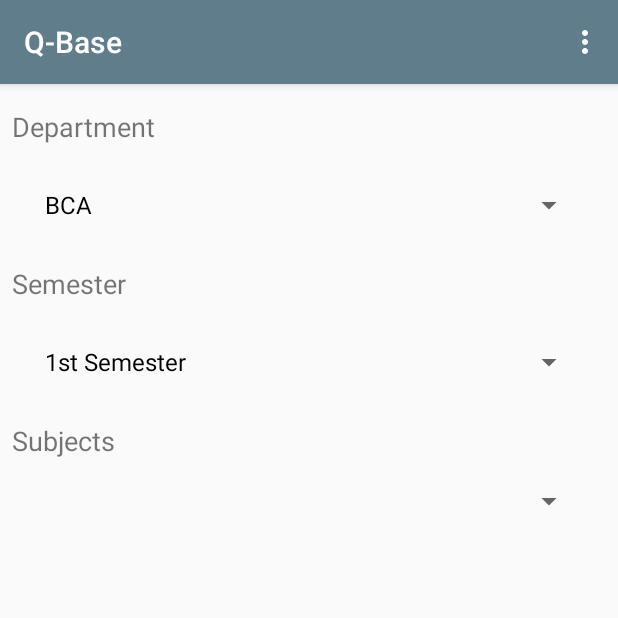
After one commit to Rondaul/QBase, an Android app: the QuestionSearchActivity screen opened directly, with no data from a screen before it, on a phone screen of 412 x 824 dp, the top half of it. The commit adds this screen. Run offline under Robolectric (Android 15) with nearby library versions, the phone set to English and light mode, and no system bars; our stand-ins replace ButterKnife.

Commit message:
Added Logout option and progress bar and user login info storage.

```diff
--- /dev/null
+++ b/app/src/main/java/com/rontrix/android/q_base/QuestionSearchActivity.java
@@ -0,0 +1,79 @@
+package com.rontrix.android.q_base;
+
+import android.content.Context;
+import android.content.Intent;
+import android.content.SharedPreferences;
+import android.os.Bundle;
+import android.support.v7.app.AppCompatActivity;
+import android.util.Log;
+import android.view.Menu;
+import android.view.MenuItem;
+import android.view.View;
+import android.widget.AdapterView;
+import android.widget.ArrayAdapter;
+import android.widget.Spinner;
+
+import butterknife.ButterKnife;
+import butterknife.InjectView;
+
+public class QuestionSearchActivity extends AppCompatActivity implements AdapterView.OnItemSelectedListener {
+
+    @InjectView(R.id.department_spinner) Spinner mDepartmentSpinner;
+    @InjectView(R.id.semester_spinner) Spinner mSemesterSpinner;
+    @InjectView(R.id.subject_spinner) Spinner mSubjectsSpinner;
+
+    @Override
+    protected void onCreate(Bundle savedInstanceState) {
+        super.onCreate(savedInstanceState);
+        setContentView(R.layout.activity_question_search);
+        ButterKnife.inject(this);
+
+        //Create an array adapter from the array resouce
+        ArrayAdapter mDepartmentAdapter = ArrayAdapter.createFromResource(this,
+                R.array.departments, android.R.layout.simple_spinner_dropdown_item);
+
+        //Set the adapter for department spinner
+        mDepartmentSpinner.setAdapter(mDepartmentAdapter);
+        mDepartmentSpinner.setOnItemSelectedListener(this);
+
+    }
+
+    @Override
+    public void onItemSelected(AdapterView<?> parent, View view, int position, long id) {
+        ArrayAdapter mSemesterAdapter = ArrayAdapter.createFromResource(this,
+                R.array.semesters, android.R.layout.simple_spinner_dropdown_item);
+        mSemesterSpinner.setAdapter(mSemesterAdapter);
+
+        Log.d("Spinner value", mDepartmentSpinner.getSelectedItem().toString());
+    }
+
+    @Override
+    public void onNothingSelected(AdapterView<?> parent) {
+
+    }
+
+    @Override
+    public boolean onCreateOptionsMenu(Menu menu) {
+        getMenuInflater().inflate(R.menu.menu,menu);
+        return true;
+    }
+
+    @Override
+    public boolean onOptionsItemSelected(MenuItem item) {
+        int selectedId = item.getItemId();
+
+        /**If selected item matches R.id.action_logout, then
+         * change the value of sharepreference key="isLogin" to false
+         * and save it and start the loginActivity
+         */
+        if(selectedId == R.id.action_logout) {
+            SharedPreferences sharedPreferences = getSharedPreferences("myPref", Context.MODE_PRIVATE);
+            SharedPreferences.Editor editor = sharedPreferences.edit();
+            editor.putBoolean("isLogin", false);
+            editor.apply();
+            startActivity(new Intent(this, LoginActivity.class));
+            finish();
+        }
+        return super.onOptionsItemSelected(item);
+    }
+}
--- a/app/src/main/java/com/rontrix/android/q_base/RegisterActivity.java
+++ b/app/src/main/java/com/rontrix/android/q_base/RegisterActivity.java
@@ -8,6 +8,7 @@ import android.util.Patterns;
 import android.view.View;
 import android.widget.Button;
 import android.widget.EditText;
+import android.widget.ProgressBar;
 import android.widget.Toast;
 
 import butterknife.ButterKnife;
@@ -22,6 +23,7 @@ public class RegisterActivity extends AppCompatActivity {
     @InjectView(R.id.register_email) EditText mRegEmailEditText;
     @InjectView(R.id.register_password) EditText mRegPasswordEditText;
     @InjectView(R.id.btnRegister) Button mRegisterButton;
+    @InjectView(R.id.register_progress_bar) ProgressBar mRegisterProgressBar;
 
     //BackgroundTask input parameters
     String name;
@@ -65,7 +67,8 @@ public class RegisterActivity extends AppCompatActivity {
         if(!validate()) {
             registerFailed();
         } else {
-            BackgroundTask backgroundTask = new BackgroundTask(this);
+            //start Background AsyncTask if validate is successful
+            BackgroundTask backgroundTask = new BackgroundTask(this, mRegisterProgressBar);
             backgroundTask.execute(type, email, password, name);
         }
     }
--- a/app/src/main/res/layout/activity_login.xml
+++ b/app/src/main/res/layout/activity_login.xml
@@ -66,11 +66,12 @@
     </LinearLayout>
 
     <ProgressBar
-        android:id="@+id/progressBar"
+        android:id="@+id/login_progress_bar"
         style="?android:attr/progressBarStyle"
         android:layout_width="wrap_content"
         android:layout_height="wrap_content"
-        android:layout_gravity="center"
+        android:layout_gravity="bottom|center"
+        android:background="@xml/progress"
         android:visibility="gone"/>
 
 </FrameLayout>
--- /dev/null
+++ b/app/src/main/res/layout/activity_question_search.xml
@@ -0,0 +1,78 @@
+<?xml version="1.0" encoding="utf-8"?>
+<android.support.constraint.ConstraintLayout
+    xmlns:android="http://schemas.android.com/apk/res/android"
+    xmlns:app="http://schemas.android.com/apk/res-auto"
+    xmlns:tools="http://schemas.android.com/tools"
+    android:layout_width="match_parent"
+    android:layout_height="match_parent"
+    tools:context="com.rontrix.android.q_base.QuestionSearchActivity">
+
+    <Spinner
+        android:id="@+id/department_spinner"
+        android:layout_width="368dp"
+        android:layout_height="wrap_content"
+        android:layout_marginTop="16dp"
+        app:layout_constraintLeft_toLeftOf="parent"
+        app:layout_constraintRight_toRightOf="parent"
+        app:layout_constraintTop_toBottomOf="@+id/department_textview"/>
+
+    <TextView
+        android:id="@+id/department_textview"
+        android:layout_width="0dp"
+        android:layout_height="wrap_content"
+        android:layout_marginEnd="8dp"
+        android:layout_marginStart="8dp"
+        android:layout_marginTop="16dp"
+        android:text="Department"
+        android:textSize="@dimen/textSize"
+        app:layout_constraintEnd_toEndOf="parent"
+        app:layout_constraintStart_toStartOf="parent"
+        app:layout_constraintTop_toTopOf="parent"/>
+
+    <TextView
+        android:id="@+id/semester_textview"
+        android:layout_width="0dp"
+        android:layout_height="wrap_content"
+        android:layout_marginEnd="8dp"
+        android:layout_marginStart="8dp"
+        android:layout_marginTop="16dp"
+        android:text="Semester"
+        android:textSize="@dimen/textSize"
+        app:layout_constraintEnd_toEndOf="parent"
+        app:layout_constraintStart_toStartOf="parent"
+        app:layout_constraintTop_toBottomOf="@+id/department_spinner"/>
+
+    <Spinner
+        android:id="@+id/semester_spinner"
+        android:layout_width="368dp"
+        android:layout_height="wrap_content"
+        android:layout_marginEnd="8dp"
+        android:layout_marginStart="8dp"
+        android:layout_marginTop="16dp"
+        app:layout_constraintEnd_toEndOf="parent"
+        app:layout_constraintStart_toStartOf="parent"
+        app:layout_constraintTop_toBottomOf="@+id/semester_textview"/>
+
+    <TextView
+        android:id="@+id/subject_textview"
+        android:layout_width="0dp"
+        android:layout_height="wrap_content"
+        android:layout_marginEnd="8dp"
+        android:layout_marginStart="8dp"
+        android:layout_marginTop="16dp"
+        android:text="Subjects"
+        android:textSize="@dimen/textSize"
+        app:layout_constraintEnd_toEndOf="parent"
+        app:layout_constraintStart_toStartOf="parent"
+        app:layout_constraintTop_toBottomOf="@+id/semester_spinner"/>
+
+    <Spinner
+        android:id="@+id/subject_spinner"
+        android:layout_width="368dp"
+        android:layout_height="wrap_content"
+        android:layout_marginTop="16dp"
+        app:layout_constraintLeft_toLeftOf="parent"
+        app:layout_constraintRight_toRightOf="parent"
+        app:layout_constraintTop_toBottomOf="@+id/subject_textview"/>
+
+</android.support.constraint.ConstraintLayout>
--- /dev/null
+++ b/app/src/main/res/menu/menu.xml
@@ -0,0 +1,9 @@
+<?xml version="1.0" encoding="utf-8"?>
+<menu xmlns:android="http://schemas.android.com/apk/res/android"
+      xmlns:app="http://schemas.android.com/apk/res-auto">
+        <item
+            android:id="@+id/action_logout"
+            android:title="@string/logout"
+            app:showAsAction="never"
+            android:orderInCategory="1"/>
+</menu>
--- a/app/src/main/res/values/strings.xml
+++ b/app/src/main/res/values/strings.xml
@@ -12,6 +12,7 @@
     <string name="welcome">Welcome</string>
     <string name="btn_logout">LOGOUT</string>
     <string name="name">FullName</string>
+    <string name="logout">Log Out</string>
 
     <string-array name="departments">
         <item>BCA</item>
```
Also changed, not shown: app/src/main/java/com/rontrix/android/q_base/BackgroundTask.java (+21 -2 lines), app/src/main/java/com/rontrix/android/q_base/LoginActivity.java (+21 -2 lines), app/src/main/res/layout/activity_register.xml (+9 -0 lines), app/src/main/res/xml/progress.xml (added, +15 -0 lines).
